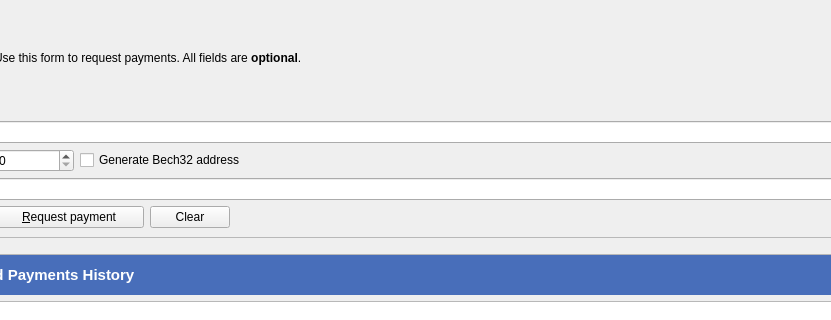
Old version of the form src/qt/forms/receivecoinsdialog.ui in the repository deeponion/deeponion; both pictures show x 94 to 925 and y 131 to 451 of the 1040 by 689 pixel window.
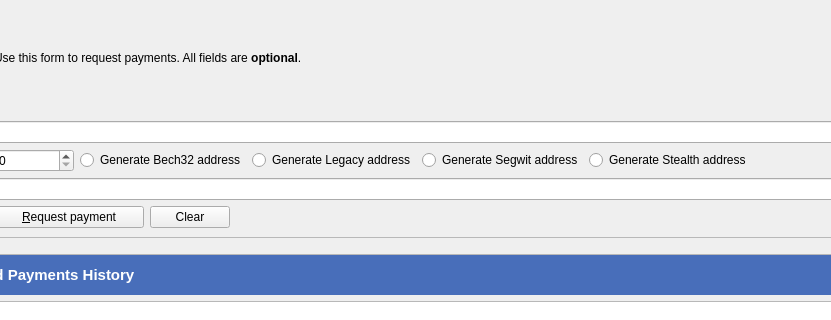
New version of the form. Icons and pictures are not drawn. Custom widgets are drawn as their Qt base class.

Commit message: Add address type options for request payment tab.

```diff
--- a/src/qt/forms/receivecoinsdialog.ui
+++ b/src/qt/forms/receivecoinsdialog.ui
@@ -298,7 +298,7 @@
                </widget>
               </item>
               <item>
-               <widget class="QCheckBox" name="useBech32">
+               <widget class="QRadioButton" name="useBech32">
                 <property name="sizePolicy">
                  <sizepolicy hsizetype="Fixed" vsizetype="Fixed">
                   <horstretch>0</horstretch>
@@ -322,6 +322,72 @@
                 </property>
                </widget>
               </item>
+              <item>
+               <widget class="QRadioButton" name="useLegacy">
+                <property name="sizePolicy">
+                 <sizepolicy hsizetype="Fixed" vsizetype="Fixed">
+                  <horstretch>0</horstretch>
+                  <verstretch>0</verstretch>
+                 </sizepolicy>
+                </property>
+                <property name="maximumSize">
+                 <size>
+                  <width>1000</width>
+                  <height>16777215</height>
+                 </size>
+                </property>
+                <property name="focusPolicy">
+                 <enum>Qt::StrongFocus</enum>
+                </property>
+                <property name="text">
+                 <string>Generate Legacy address</string>
+                </property>
+               </widget>
+              </item>
+              <item>
+               <widget class="QRadioButton" name="useSegwit">
+                <property name="sizePolicy">
+                 <sizepolicy hsizetype="Fixed" vsizetype="Fixed">
+                  <horstretch>0</horstretch>
+                  <verstretch>0</verstretch>
+                 </sizepolicy>
+                </property>
+                <property name="maximumSize">
+                 <size>
+                  <width>1000</width>
+                  <height>16777215</height>
+                 </size>
+                </property>
+                <property name="focusPolicy">
+                 <enum>Qt::StrongFocus</enum>
+                </property>
+                <property name="text">
+                 <string>Generate Segwit address</string>
+                </property>
+               </widget>
+              </item>
+              <item>
+               <widget class="QRadioButton" name="useStealth">
+                <property name="sizePolicy">
+                 <sizepolicy hsizetype="Fixed" vsizetype="Fixed">
+                  <horstretch>0</horstretch>
+                  <verstretch>0</verstretch>
+                 </sizepolicy>
+                </property>
+                <property name="maximumSize">
+                 <size>
+                  <width>1000</width>
+                  <height>16777215</height>
+                 </size>
+                </property>
+                <property name="focusPolicy">
+                 <enum>Qt::StrongFocus</enum>
+                </property>
+                <property name="text">
+                 <string>Generate Stealth address</string>
+                </property>
+               </widget>
+              </item>
               <item>
                <spacer name="horizontalSpacer_3">
                 <property name="orientation">
```
The commit also changes 1 other file.
